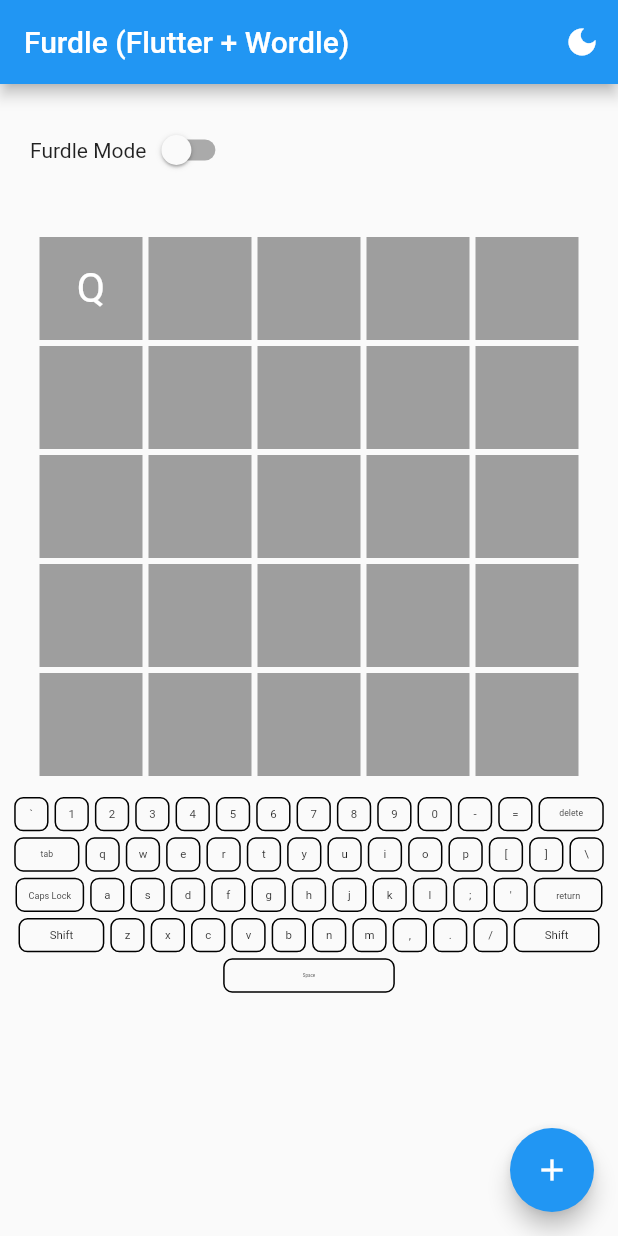
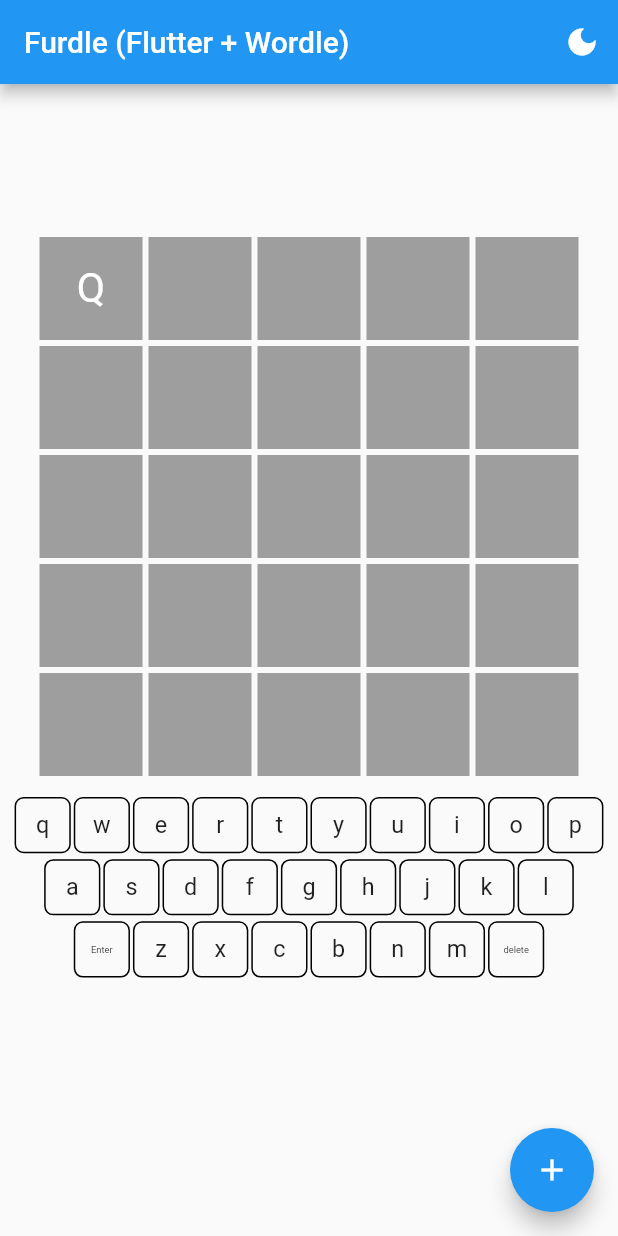
Before and after one commit to maheshj01/furdle, a Flutter app: the screen it shows after launch, after a tap on an icon or button, on a phone screen of 412 x 824 dp. Run offline on Flutter 3.47's test engine with Material 2 defaults, Android fonts, the phone set to English and light mode, and no system bars; our stand-ins replace confetti, go_router, shared_preferences.

Commit message:
minor fixes for mobile platforms

```diff
--- a/lib/main.dart
+++ b/lib/main.dart
@@ -1,5 +1,6 @@
 import 'package:flutter/foundation.dart';
 import 'package:flutter/material.dart';
+import 'package:flutter/services.dart';
 import 'package:furdle/pages/home.dart';
 import 'package:furdle/utils/settings_controller.dart';
 import 'package:go_router/go_router.dart';
@@ -9,6 +10,9 @@
 
 late SettingsController settingsController;
 void main() {
+  WidgetsFlutterBinding.ensureInitialized();
+  SystemChrome.setPreferredOrientations(
+      [DeviceOrientation.portraitUp, DeviceOrientation.portraitDown]);
   GoRouter.setUrlPathStrategy(UrlPathStrategy.path);
   settingsController = SettingsController();
   runApp(MyApp());
--- a/lib/models/furdle.dart
+++ b/lib/models/furdle.dart
@@ -34,9 +34,9 @@
     notifyListeners();
   }
 
-  ///. if the word is complete
+  /// if the current row is complete
   /// and can be submitted
-  bool isFilled() {
+  bool canBeSubmitted() {
     /// last letter of current row is Non empty
     return _cells[row][furdleSize - 1].character.isNotEmpty;
   }
--- a/lib/pages/home.dart
+++ b/lib/pages/home.dart
@@ -109,6 +109,7 @@
 
   ConfettiController confettiController = ConfettiController();
   bool isSolved = false;
+  bool isGameOver = false;
   @override
   Widget build(BuildContext context) {
     final size = MediaQuery.of(context).size;
@@ -133,18 +134,6 @@
           fit: StackFit.expand,
           children: [
             Positioned(
-                top: 20,
-                left: 20,
-                child: Row(
-                  children: [
-                    const Text('Furdle Mode'),
-                    Switch(
-                      value: settingsController.isFurdleMode,
-                      onChanged: (x) => toggle(),
-                    ),
-                  ],
-                )),
-            Positioned(
               top: -100,
               left: size.width / 2,
               child: ConfettiWidget(
@@ -152,7 +141,7 @@
                 blastDirection: 0,
                 blastDirectionality: BlastDirectionality.explosive,
                 particleDrag: 0.05,
-                emissionFrequency: 0.5,
+                emissionFrequency: size.width < 400 ? 0.35 : 0.5,
                 minimumSize: const Size(10, 10),
                 maximumSize: const Size(50, 50),
                 numberOfParticles: 5,
@@ -181,20 +170,23 @@
                     child: KeyBoardView(
                       keyboardFocus: keyboardFocusNode,
                       controller: textController,
-                      isFurdleMode: settingsController.isFurdleMode,
+                      isFurdleMode: true,
                       onKeyEvent: (x) {
-                        if (isSolved) return;
+                        if (isSolved || isGameOver) return;
                         final character = x.toLowerCase();
                         if (character == 'enter') {
-                          if (fState.isFilled()) {
+                          if (fState.canBeSubmitted()) {
                             isSolved = fState.submit();
-                            print('puzzle solved=$isSolved');
                             if (isSolved) {
                               showFurdleDialog(context, isSuccess: true);
                               confettiController.play();
+                              isGameOver = true;
+                            } else {
+                              if (fState.row == _size) {
+                                showFurdleDialog(context, isSuccess: false);
+                                isGameOver = true;
+                              }
                             }
-                          } else if (fState.row == size) {
-                            showFurdleDialog(context, isSuccess: false);
                           } else {
                             print('word is incomplete ${fState.currentWord()}');
                           }
--- a/lib/pages/keyboard.dart
+++ b/lib/pages/keyboard.dart
@@ -78,7 +78,7 @@
 
     return LayoutBuilder(
       builder: (context, constraints) {
-        final widthFactor = widget.isFurdleMode ? 12 : 18;
+        final widthFactor = widget.isFurdleMode ? 11 : 18;
         final size = constraints.maxWidth / widthFactor;
         final keysize = size.clamp(20.0, 50.0);
         Size keySize = Size(keysize, keysize);
@@ -92,6 +92,7 @@
             setState(() {
               bindrr.character = character;
             });
+            HapticFeedback.heavyImpact();
             widget.onKeyEvent(bindrr.character);
           });
 
@@ -288,7 +289,7 @@
           duration: const Duration(milliseconds: 200),
           height:
               isSpecialKey ? min(widget.keySize.height, _keySize) : _keySize,
-          margin: const EdgeInsets.symmetric(horizontal: 2, vertical: 2),
+          margin: const EdgeInsets.symmetric(horizontal: 1, vertical: 2),
           decoration: BoxDecoration(
               color: widget.isPressed ? color : null,
               borderRadius: BorderRadius.circular(6),
@@ -299,7 +300,7 @@
             widget.keyLabel,
             textScaleFactor: scaleFactor,
             style: TextStyle(
-              fontSize: isSpecialKey ? 8 : 20,
+              fontSize: isSpecialKey ? 10 : 25,
             ),
           ),
         ),
```
